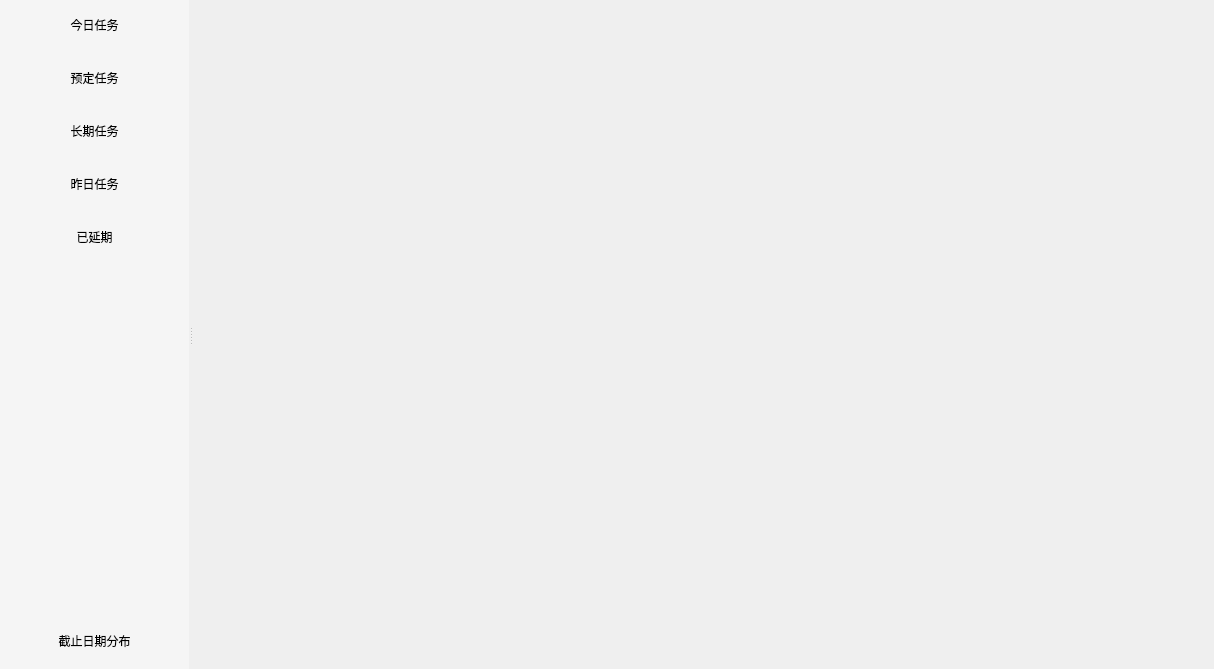
topologicalstructure/HCIProject, file Easygtd/mainwindow.ui: the form before one commit.
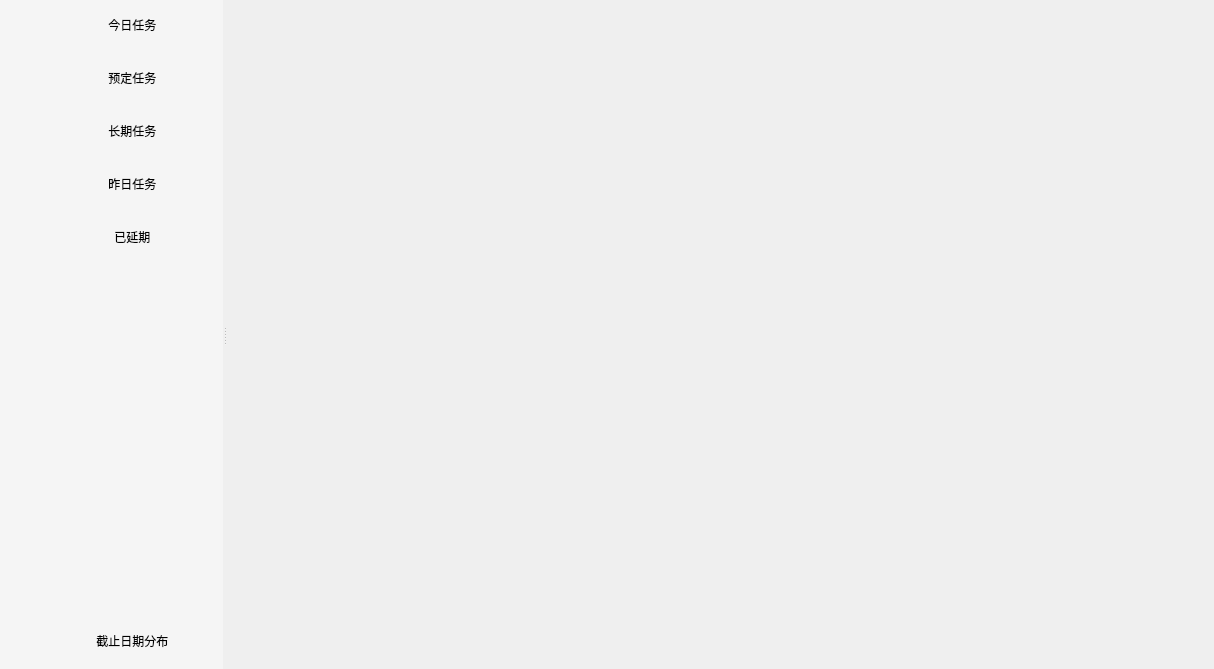
The form after the commit. Custom widgets are drawn as their Qt base class.

Diff of the .ui file:
```diff
--- a/Easygtd/mainwindow.ui
+++ b/Easygtd/mainwindow.ui
@@ -95,6 +95,7 @@
     min-width: 150px;
     min-height: 40px;
 	background-color: rgb(245, 245, 245);
+    padding-left:35px;
 }
 
 /* 鼠标悬停 */
@@ -113,7 +114,7 @@
 }</string>
           </property>
           <property name="text">
-           <string>今日任务</string>
+           <string>  今日任务</string>
           </property>
           <property name="iconSize">
            <size>
@@ -174,6 +175,7 @@
     min-width: 150px;
     min-height: 40px;
 	background-color: rgb(245, 245, 245);
+    padding-left:35px;
 }
 
 /* 鼠标悬停 */
@@ -192,7 +194,7 @@
 }</string>
           </property>
           <property name="text">
-           <string>预定任务</string>
+           <string>  预定任务</string>
           </property>
           <property name="checkable">
            <bool>true</bool>
@@ -222,6 +224,7 @@
     min-width: 150px;
     min-height: 40px;
 	background-color: rgb(245, 245, 245);
+    padding-left:35px;
 }
 
 /* 鼠标悬停 */
@@ -240,7 +243,7 @@
 }</string>
           </property>
           <property name="text">
-           <string>已延期</string>
+           <string>  已延期</string>
           </property>
           <property name="checkable">
            <bool>true</bool>
@@ -270,6 +273,7 @@
     min-width: 150px;
     min-height: 40px;
 	background-color: rgb(245, 245, 245);
+    padding-left:35px;
 }
 
 /* 鼠标悬停 */
@@ -288,7 +292,7 @@
 }</string>
           </property>
           <property name="text">
-           <string>昨日任务</string>
+           <string>  昨日任务</string>
           </property>
           <property name="checkable">
            <bool>true</bool>
@@ -318,6 +322,7 @@
     min-width: 150px;
     min-height: 40px;
 	background-color: rgb(245, 245, 245);
+    padding-left:35px;
 }
 
 /* 鼠标悬停 */
@@ -336,7 +341,7 @@
 }</string>
           </property>
           <property name="text">
-           <string>长期任务</string>
+           <string>  长期任务</string>
           </property>
           <property name="checkable">
            <bool>true</bool>
@@ -366,6 +371,7 @@
     min-width: 150px;
     min-height: 40px;
 	background-color: rgb(245, 245, 245);
+    padding-left:35px;
 }
 
 /* 鼠标悬停 */
@@ -384,7 +390,7 @@
 }</string>
           </property>
           <property name="text">
-           <string>截止日期分布</string>
+           <string>  截止日期分布</string>
           </property>
           <property name="checkable">
            <bool>true</bool>
```
